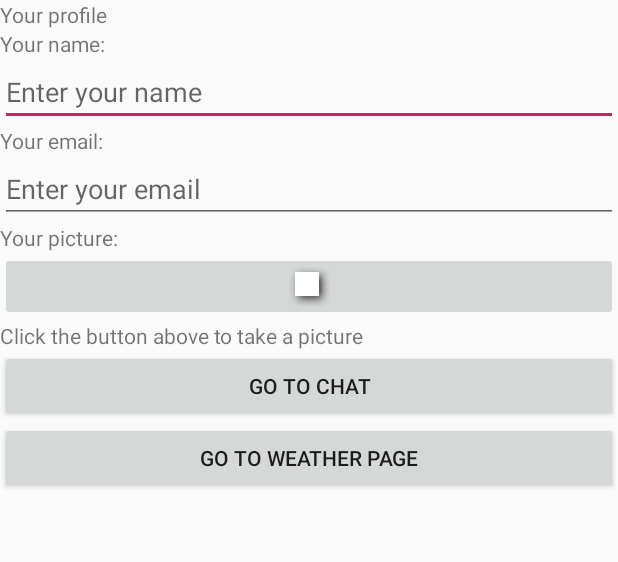
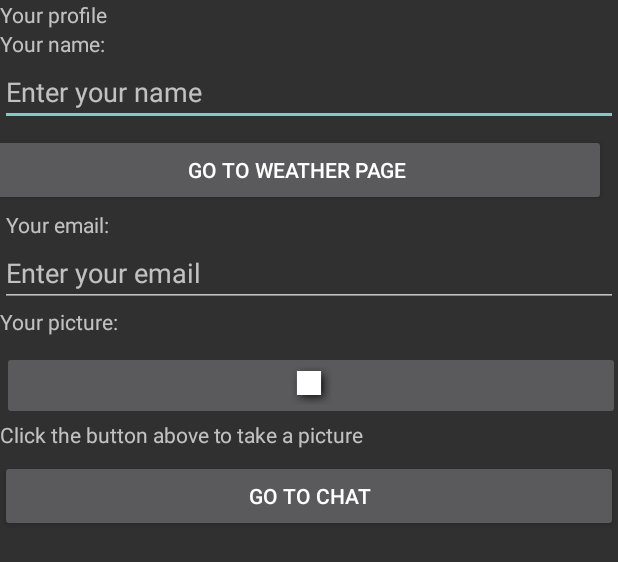
Before and after one commit to gupt0070/Android_Lab06, an Android app: the layout activity_profile.xml on its own in the app's theme, with its tools: preview values and no code run, on a phone screen of 412 x 824 dp. Shown: the top 562 px of the screen. Run offline under Robolectric (Android 15) with nearby library versions, the phone set to English and light mode, and no system bars.

Commit message:
Finish LAB06 Watch

```diff
--- a/app/src/main/res/layout/activity_profile.xml
+++ b/app/src/main/res/layout/activity_profile.xml
@@ -38,6 +38,9 @@
         android:text="@string/EmailTextViewText"
         android:layout_alignParentLeft="true"
         android:layout_alignParentRight="true"
+        android:layout_marginLeft="4dp"
+        android:layout_marginTop="56dp"
+        android:layout_marginRight="-4dp"
         android:layout_below="@id/NameEditText"/>
     <EditText
         android:id="@+id/EmailEditText"
@@ -64,6 +67,9 @@
         android:layout_height="wrap_content"
         android:layout_alignParentLeft="true"
         android:layout_alignParentRight="true"
+        android:layout_marginLeft="1dp"
+        android:layout_marginTop="10dp"
+        android:layout_marginRight="-1dp"
         android:src="@android:drawable/picture_frame"
         android:layout_below="@id/PictureTextView"/>
     <TextView
@@ -81,6 +87,9 @@
         android:layout_height="wrap_content"
         android:layout_alignParentLeft="true"
         android:layout_alignParentRight="true"
+        android:layout_marginLeft="0dp"
+        android:layout_marginTop="7dp"
+        android:layout_marginRight="0dp"
         android:text="@string/GoToChatText"
         android:layout_below="@id/ImagePictureTextView"/>
 
@@ -90,6 +99,9 @@
         android:layout_height="wrap_content"
         android:layout_alignParentLeft="true"
         android:layout_alignParentRight="true"
+        android:layout_marginLeft="-8dp"
+        android:layout_marginTop="-265dp"
+        android:layout_marginRight="8dp"
         android:text="@string/GoToWeather"
         android:layout_below="@id/GoToChatBtn"/>
 
--- a/app/src/main/res/values/styles.xml
+++ b/app/src/main/res/values/styles.xml
@@ -1,11 +1,7 @@
 <resources>
 
-    <!-- Base application theme. -->
-    <style name="AppTheme" parent="Theme.AppCompat.Light.DarkActionBar">
-        <!-- Customize your theme here. -->
-        <item name="colorPrimary">@color/colorPrimary</item>
-        <item name="colorPrimaryDark">@color/colorPrimaryDark</item>
-        <item name="colorAccent">@color/colorAccent</item>
-    </style>
+
+
+    <style name="AppTheme" parent="Theme.AppCompat.NoActionBar"></style>
 
 </resources>
```
